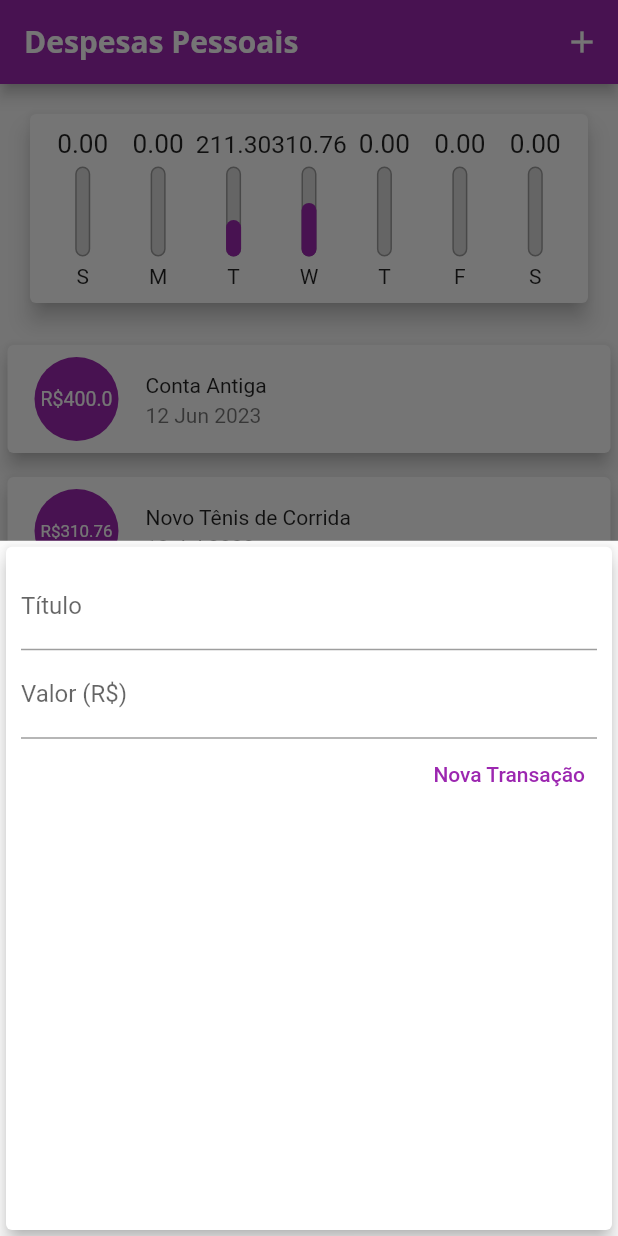
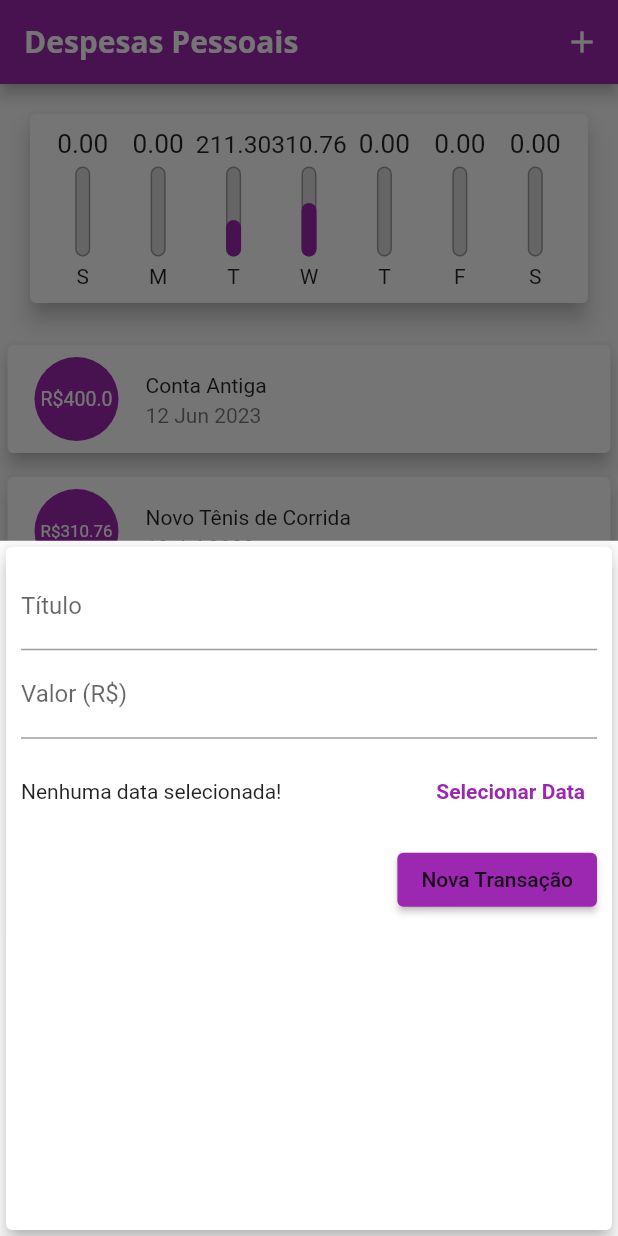
Before and after one commit to marcelinx/expensesApp, a Flutter app: the screen it shows after launch, after a tap on the "add" icon, on a phone screen of 412 x 824 dp. Run offline on Flutter 3.47's test engine with Material 2 defaults, Android fonts, the phone set to English and light mode, and no system bars.

Commit message:
adding date picker

```diff
--- a/lib/components/transaction_form.dart
+++ b/lib/components/transaction_form.dart
@@ -1,4 +1,5 @@
 import 'package:flutter/material.dart';
+import 'package:intl/intl.dart';
 
 class TransactionForm extends StatefulWidget {
   final void Function(String, double) onSubmit;
@@ -10,19 +11,36 @@ class TransactionForm extends StatefulWidget {
 }
 
 class _TransactionFormState extends State<TransactionForm> {
-  final titleController = TextEditingController();
-
-  final valueController = TextEditingController();
+  final _titleController = TextEditingController();
+  final _valueController = TextEditingController();
+  DateTime? _selectedDate;
 
   _submitForm() {
-    final title = titleController.text;
-    final value = double.tryParse(valueController.text) ?? 0;
+    final title = _titleController.text;
+    final value = double.tryParse(_valueController.text) ?? 0;
 
     if (title.isEmpty || value <= 0) {
       return;
     }
 
     widget.onSubmit(title, value);
+  }
+
+  _showDatePicker() {
+    showDatePicker(
+      context: context,
+      initialDate: DateTime.now(),
+      firstDate: DateTime(2019),
+      lastDate: DateTime.now(),
+    ).then((pickedDate) {
+      if (pickedDate == null) {
+        return;
+      }
+
+      setState(() {
+        _selectedDate = pickedDate;
+      });
+    });
   }
 
   @override
@@ -34,14 +52,14 @@ class _TransactionFormState extends State<TransactionForm> {
         child: Column(
           children: [
             TextField(
-              controller: titleController,
+              controller: _titleController,
               onSubmitted: (_) => _submitForm(),
               decoration: const InputDecoration(
                 labelText: 'Título',
               ),
             ),
             TextField(
-              controller: valueController,
+              controller: _valueController,
               keyboardType:
                   const TextInputType.numberWithOptions(decimal: true),
               onSubmitted: (_) => _submitForm(),
@@ -49,18 +67,41 @@ class _TransactionFormState extends State<TransactionForm> {
                 labelText: 'Valor (R\$)',
               ),
             ),
+            SizedBox(
+              height: 70,
+              child: Row(
+                children: <Widget>[
+                  Expanded(
+                    child: Text(
+                      _selectedDate == null
+                          ? 'Nenhuma data selecionada!'
+                          : 'Data Selecionada: ${DateFormat('dd/MM/y').format(_selectedDate!)}',
+                    ),
+                  ),
+                  TextButton(
+                    child: const Text(
+                      'Selecionar Data',
+                      style: TextStyle(
+                        fontWeight: FontWeight.bold,
+                      ),
+                    ),
+                    onPressed: _showDatePicker,
+                  )
+                ],
+              ),
+            ),
             Row(
               mainAxisAlignment: MainAxisAlignment.end,
               children: <Widget>[
-                TextButton(
-                  child: const Text(
+                ElevatedButton(
+                  child: Text(
                     'Nova Transação',
                     style: TextStyle(
-                      color: Colors.purple,
+                      color: Theme.of(context).textTheme.button?.color,
                     ),
                   ),
                   onPressed: _submitForm,
-                )
+                ),
               ],
             ),
           ],
```
